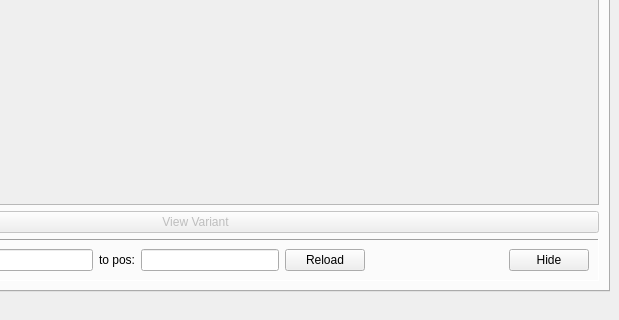
Old version of the form metallaxis/MetallaxisGui.ui in the repository seanlaidlaw/Metallaxis; both pictures show x 228 to 847 and y 267 to 587 of the 847 by 587 pixel window.
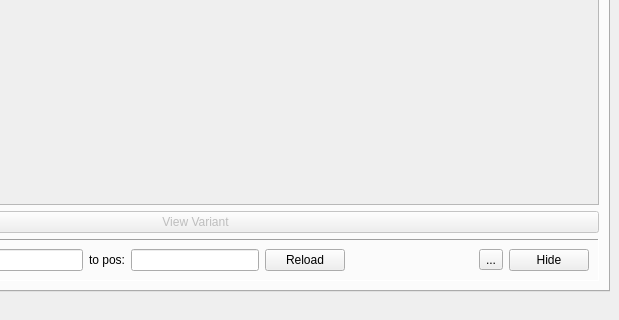
New version of the form. The open tabs and pages were chosen to show the change.

Commit message: show allels on "view variant" SVG, add export SVG button

Diff of the .ui file:
```diff
--- a/metallaxis/MetallaxisGui.ui
+++ b/metallaxis/MetallaxisGui.ui
@@ -475,6 +475,13 @@
                                          </property>
                                      </spacer>
                                  </item>
+                                 <item>
+                                     <widget class="QToolButton" name="export_svg_toolbtn">
+                                         <property name="text">
+                                             <string>...</string>
+                                         </property>
+                                     </widget>
+                                 </item>
                                  <item>
                                      <widget class="QPushButton" name="graphics_hide_view_btn">
                                          <property name="text">
```
Left out of the diff: 2 changed lines with no effect on the pictures. The commit also changes 3 other files.
